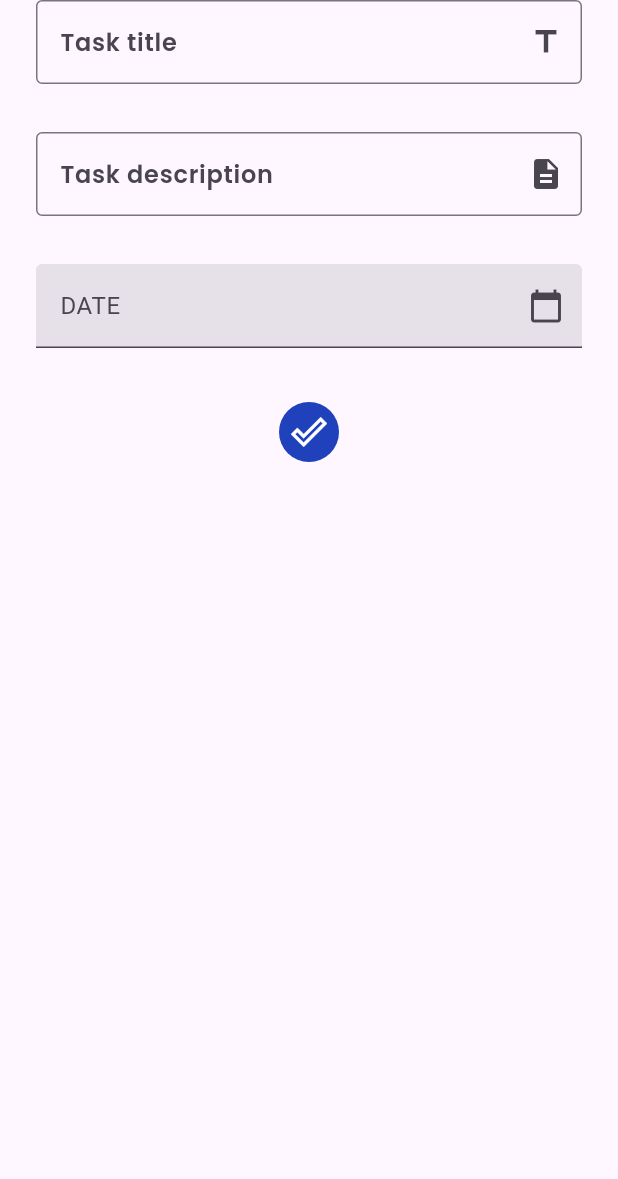
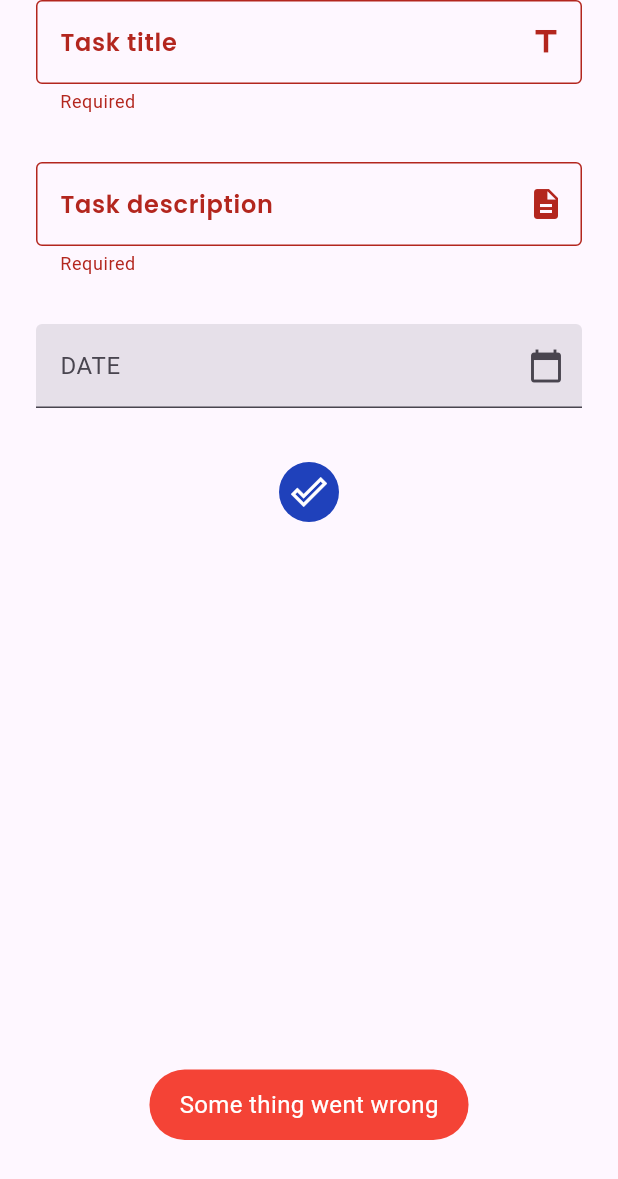
Before and after one commit to ali72-20/task_managment, a Flutter app: the AddTaskFrom widget shown alone on an empty page, opened directly, after a tap on the "done outline" icon, on a phone screen of 412 x 824 dp. Shown: the top 1179 px of the screen. Run offline on Flutter 3.47's test engine with Material 3 defaults, Android fonts, the phone set to English and light mode, and no system bars; our stand-ins replace curved_navigation_bar, dio, fluttertoast, go_router.

Commit message:
create task done

```diff
--- /dev/null
+++ b/lib/features/add_task/data_layer/apis/add_task.dart
@@ -0,0 +1,39 @@
+import 'dart:developer';
+
+import 'package:dio/dio.dart';
+import 'package:task_managment/main.dart';
+
+class AddNewTask{
+  final Dio dio;
+
+  AddNewTask(this.dio);
+
+  final String path = "http://192.168.1.72:8080/api/tasks/create";
+  Future<int?> createTask({required String title, required String description, required String data}) async{
+    try{
+      Response response = await dio.post(
+        path,
+        data: {
+          "title": title,
+           "description": description,
+           "dueDate" : data,
+           "statue": "To Do",
+           "user":{
+               "id" : userModel.id
+           }
+        }
+      );
+      log("response ${response.data}");
+      return response.statusCode;
+    }on DioException catch(e){
+      log('Error status: ${e.response?.statusCode}');
+
+      log('Error message: ${e.response?.statusMessage}');
+
+      log('Error data: ${e.response?.data}');
+      return e.response?.data;
+    }catch(e){
+      log("some thing went wrong: $e");
+    }
+  }
+}
--- a/lib/features/add_task/presentation_layer/widgets/add_task_form.dart
+++ b/lib/features/add_task/presentation_layer/widgets/add_task_form.dart
@@ -1,7 +1,11 @@
+import 'package:dio/dio.dart';
 import 'package:flutter/material.dart';
+import 'package:fluttertoast/fluttertoast.dart';
 import 'package:go_router/go_router.dart';
 import 'package:task_managment/core/utilites/colors.dart';
 import 'package:task_managment/features/forms/presentation_layer/widgets/input_feild.dart';
+
+import '../../data_layer/apis/add_task.dart';
 
 class AddTaskFrom extends StatefulWidget {
   AddTaskFrom({super.key});
@@ -63,8 +67,34 @@ class _AddTaskFromState extends State<AddTaskFrom> {
                   elevation: 12
                 ),
               icon: const Icon(Icons.done_outline_sharp, color: Colors.white,),
-               onPressed: (){
-
+               onPressed: () async{
+                 int? statuecode = -1;
+                 if(formKey.currentState!.validate()) {
+                   statuecode = await AddNewTask(Dio()).createTask(
+                        title: titleController.text,
+                        description: descriptionController.text,
+                        data: dateController.text);
+                    titleController.text = "";
+                    descriptionController.text = "";
+                    dateController.text = "";
+                  }
+                 if(statuecode  == 200 || statuecode == 204){
+                   Fluttertoast.showToast(
+                       msg: "Task added successfully",
+                       toastLength: Toast.LENGTH_SHORT,
+                       backgroundColor: Colors.green,
+                       textColor: Colors.white,
+                       fontSize: 16
+                   );
+                 }else{
+                   Fluttertoast.showToast(
+                       msg: "Some thing went wrong",
+                       toastLength: Toast.LENGTH_SHORT,
+                       backgroundColor: Colors.red,
+                       textColor: Colors.white,
+                       fontSize: 16
+                   );
+                 }
                },
             )
           ],
--- a/lib/features/forms/data_layer/Apis/login.dart
+++ b/lib/features/forms/data_layer/Apis/login.dart
@@ -1,5 +1,6 @@
 import 'dart:developer';
 import 'package:dio/dio.dart';
+import 'package:task_managment/main.dart';
 
 class Login{
  final Dio dio;
@@ -21,6 +22,8 @@ class Login{
      data.add(response.data["Statue"]);
      data.add(response.data["username"]);
      data.add(response.data["id"]);
+     userModel.username = response.data["username"];
+     userModel.id = int.parse(response.data["id"]);
      return data;
    }on DioException catch(e){
      log('Error status: ${e.response?.statusCode}');
--- a/lib/main.dart
+++ b/lib/main.dart
@@ -1,5 +1,6 @@
 import 'package:flutter/material.dart';
 import 'package:task_managment/core/utilites/app_routes.dart';
+import 'package:task_managment/features/forms/data_layer/user_model.dart';
 
 void main() {
   runApp(const TaskManagment());
@@ -16,3 +17,5 @@ class TaskManagment extends StatelessWidget {
     );
   }
 }
+
+UserModel userModel = UserModel(username: 'none', id: 0);
```
Also changed, not shown: lib/features/forms/data_layer/user_model.dart (+3 -4 lines).
